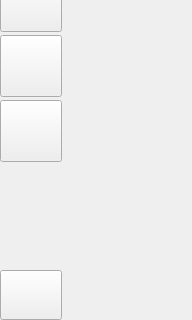
Qt form LNKWallet/functionBar/FunctionWidget.ui (HcashOrg/hx-indicator) before a commit; both pictures show x 0 to 192 and y 160 to 480 of the 192 by 480 pixel window.
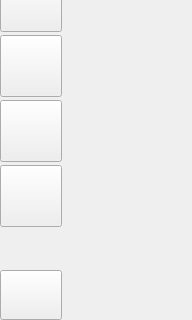
The same form after that commit.

Diff of the .ui file:
```diff
--- a/LNKWallet/functionBar/FunctionWidget.ui
+++ b/LNKWallet/functionBar/FunctionWidget.ui
@@ -254,6 +254,40 @@
     <enum>Qt::ToolButtonIconOnly</enum>
    </property>
   </widget>
+  <widget class="QToolButton" name="toolButton_dapp">
+   <property name="geometry">
+    <rect>
+     <x>0</x>
+     <y>325</y>
+     <width>62</width>
+     <height>62</height>
+    </rect>
+   </property>
+   <property name="sizePolicy">
+    <sizepolicy hsizetype="Preferred" vsizetype="Expanding">
+     <horstretch>0</horstretch>
+     <verstretch>0</verstretch>
+    </sizepolicy>
+   </property>
+   <property name="minimumSize">
+    <size>
+     <width>62</width>
+     <height>62</height>
+    </size>
+   </property>
+   <property name="maximumSize">
+    <size>
+     <width>62</width>
+     <height>62</height>
+    </size>
+   </property>
+   <property name="text">
+    <string/>
+   </property>
+   <property name="toolButtonStyle">
+    <enum>Qt::ToolButtonIconOnly</enum>
+   </property>
+  </widget>
  </widget>
  <resources/>
  <connections/>
```
